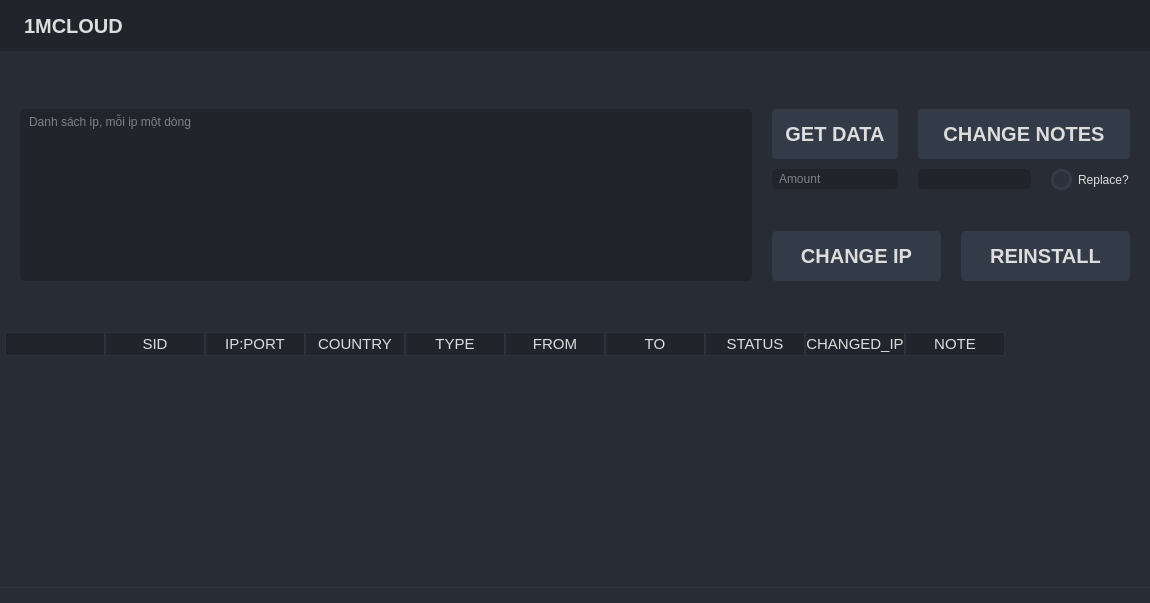
Above: gui/table.ui from Hq1anq/1mcloud_manager before the change. Below: the same form after it.
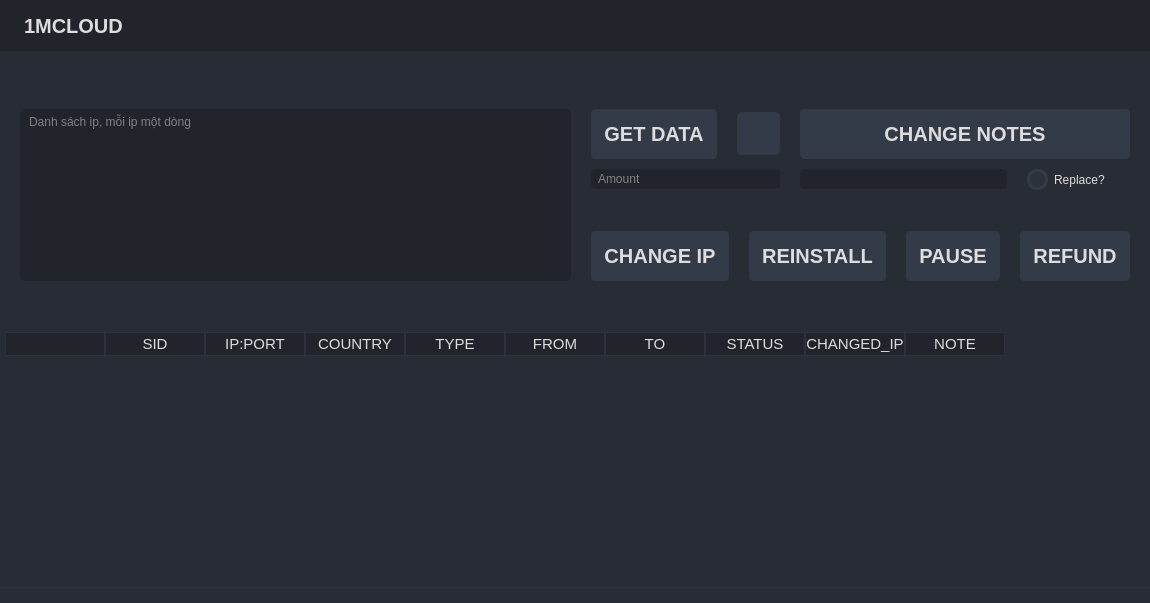
That is the form after the change. Icons and pictures are not drawn.

Commit message: fix change table signal, add some button in gui for future feature

Patch:
```diff
--- a/gui/table.ui
+++ b/gui/table.ui
@@ -366,6 +366,20 @@
        <property name="horizontalSpacing">
         <number>20</number>
        </property>
+       <item row="1" column="4">
+        <widget class="QPushButton" name="pushButton_2">
+         <property name="text">
+          <string>REFUND</string>
+         </property>
+        </widget>
+       </item>
+       <item row="1" column="1">
+        <widget class="QPushButton" name="changeIP">
+         <property name="text">
+          <string>CHANGE IP</string>
+         </property>
+        </widget>
+       </item>
        <item row="0" column="0" rowspan="2">
         <widget class="QPlainTextEdit" name="txtIP">
          <property name="placeholderText">
@@ -373,7 +387,7 @@
          </property>
         </widget>
        </item>
-       <item row="0" column="1" colspan="2">
+       <item row="0" column="1" colspan="4">
         <layout class="QGridLayout" name="gridLayout_2">
          <property name="horizontalSpacing">
           <number>20</number>
@@ -381,6 +395,13 @@
          <property name="verticalSpacing">
           <number>10</number>
          </property>
+         <item row="1" column="4">
+          <widget class="QCheckBox" name="replaceCheckbox">
+           <property name="text">
+            <string>Replace?</string>
+           </property>
+          </widget>
+         </item>
          <item row="0" column="0">
           <widget class="QPushButton" name="getData">
            <property name="text">
@@ -388,39 +409,45 @@
            </property>
           </widget>
          </item>
-         <item row="0" column="1" colspan="2">
+         <item row="0" column="1">
+          <widget class="QPushButton" name="btn_homeReload">
+           <property name="maximumSize">
+            <size>
+             <width>43</width>
+             <height>43</height>
+            </size>
+           </property>
+           <property name="icon">
+            <iconset resource="../resources/resources.qrc">
+             <normaloff>:/icons/icons/update.svg</normaloff>:/icons/icons/update.svg</iconset>
+           </property>
+           <property name="iconSize">
+            <size>
+             <width>30</width>
+             <height>30</height>
+            </size>
+           </property>
+          </widget>
+         </item>
+         <item row="0" column="2" colspan="3">
           <widget class="QPushButton" name="changeNotes">
            <property name="text">
             <string>CHANGE NOTES</string>
            </property>
           </widget>
          </item>
-         <item row="1" column="0">
+         <item row="1" column="2" colspan="2">
+          <widget class="QLineEdit" name="txtNote"/>
+         </item>
+         <item row="1" column="0" colspan="2">
           <widget class="QLineEdit" name="txtAmount">
            <property name="placeholderText">
             <string>Amount</string>
            </property>
           </widget>
          </item>
-         <item row="1" column="1">
-          <widget class="QLineEdit" name="txtNote"/>
-         </item>
-         <item row="1" column="2">
-          <widget class="QCheckBox" name="replaceCheckbox">
-           <property name="text">
-            <string>Replace?</string>
-           </property>
-          </widget>
-         </item>
         </layout>
        </item>
-       <item row="1" column="1">
-        <widget class="QPushButton" name="changeIP">
-         <property name="text">
-          <string>CHANGE IP</string>
-         </property>
-        </widget>
-       </item>
        <item row="1" column="2">
         <widget class="QPushButton" name="reInstall">
          <property name="text">
@@ -428,6 +455,13 @@
          </property>
         </widget>
        </item>
+       <item row="1" column="3">
+        <widget class="QPushButton" name="pushButton">
+         <property name="text">
+          <string>PAUSE</string>
+         </property>
+        </widget>
+       </item>
       </layout>
      </widget>
     </item>
```
Left out of the diff: 1 changed line with no effect on the pictures. The commit also changes 2 other files.
